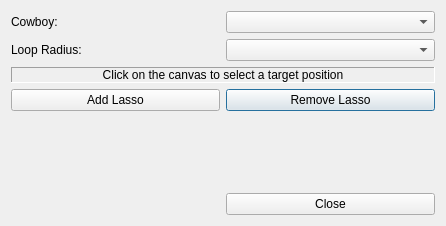
Old version of the form ui/following_dialog_base.ui in the repository jrenken/qgis-PosiView.
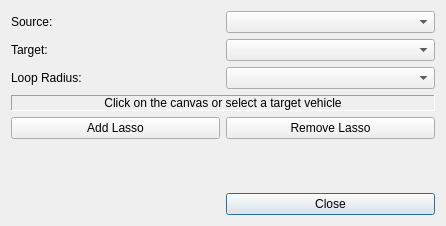
New version of the form.

Commit message: WIP: add Quick Lasso Dock Widget

Diff of the .ui file:
```diff
--- a/ui/following_dialog_base.ui
+++ b/ui/following_dialog_base.ui
@@ -14,35 +14,14 @@
    <string>Select Lasso</string>
   </property>
   <layout class="QGridLayout" name="gridLayout">
-   <item row="3" column="1">
-    <widget class="QPushButton" name="pushButtonRemoveLasso">
+   <item row="0" column="0">
+    <widget class="QLabel" name="label">
      <property name="text">
-      <string>Remove Lasso</string>
+      <string>Source:</string>
      </property>
     </widget>
    </item>
-   <item row="0" column="1">
-    <widget class="QComboBox" name="comboBoxSource">
-     <property name="currentIndex">
-      <number>-1</number>
-     </property>
-    </widget>
-   </item>
-   <item row="1" column="0">
-    <widget class="QLabel" name="label_2">
-     <property name="text">
-      <string>Loop Radius:</string>
-     </property>
-    </widget>
-   </item>
-   <item row="5" column="1">
-    <widget class="QPushButton" name="pushButtonClose">
-     <property name="text">
-      <string>Close</string>
-     </property>
-    </widget>
-   </item>
-   <item row="2" column="0" colspan="2">
+   <item row="3" column="0" colspan="2">
     <widget class="QLabel" name="labelInfo">
      <property name="frameShape">
       <enum>QFrame::Panel</enum>
@@ -51,28 +30,38 @@
       <enum>QFrame::Sunken</enum>
      </property>
      <property name="text">
-      <string>Click on the canvas to select a target position</string>
+      <string>Click on the canvas or select a target vehicle</string>
      </property>
      <property name="alignment">
       <set>Qt::AlignCenter</set>
      </property>
     </widget>
    </item>
-   <item row="0" column="0">
-    <widget class="QLabel" name="label">
+   <item row="2" column="0">
+    <widget class="QLabel" name="label_2">
      <property name="text">
-      <string>Cowboy:</string>
+      <string>Loop Radius:</string>
      </property>
     </widget>
    </item>
-   <item row="3" column="0">
+   <item row="6" column="1">
+    <widget class="QPushButton" name="pushButtonClose">
+     <property name="text">
+      <string>Close</string>
+     </property>
+    </widget>
+   </item>
+   <item row="4" column="0">
     <widget class="QPushButton" name="pushButtonAddLasso">
      <property name="text">
       <string>Add Lasso</string>
      </property>
     </widget>
    </item>
-   <item row="4" column="1">
+   <item row="2" column="1">
+    <widget class="QComboBox" name="comboBoxRadius"/>
+   </item>
+   <item row="5" column="1">
     <spacer name="verticalSpacer">
      <property name="orientation">
       <enum>Qt::Vertical</enum>
@@ -85,8 +74,29 @@
      </property>
     </spacer>
    </item>
+   <item row="0" column="1">
+    <widget class="QComboBox" name="comboBoxSource">
+     <property name="currentIndex">
+      <number>-1</number>
+     </property>
+    </widget>
+   </item>
+   <item row="4" column="1">
+    <widget class="QPushButton" name="pushButtonRemoveLasso">
+     <property name="text">
+      <string>Remove Lasso</string>
+     </property>
+    </widget>
+   </item>
    <item row="1" column="1">
-    <widget class="QComboBox" name="comboBoxRadius"/>
+    <widget class="QComboBox" name="comboBoxTarget"/>
+   </item>
+   <item row="1" column="0">
+    <widget class="QLabel" name="label_3">
+     <property name="text">
+      <string>Target:</string>
+     </property>
+    </widget>
    </item>
   </layout>
  </widget>
```
The commit also changes 5 other files.
